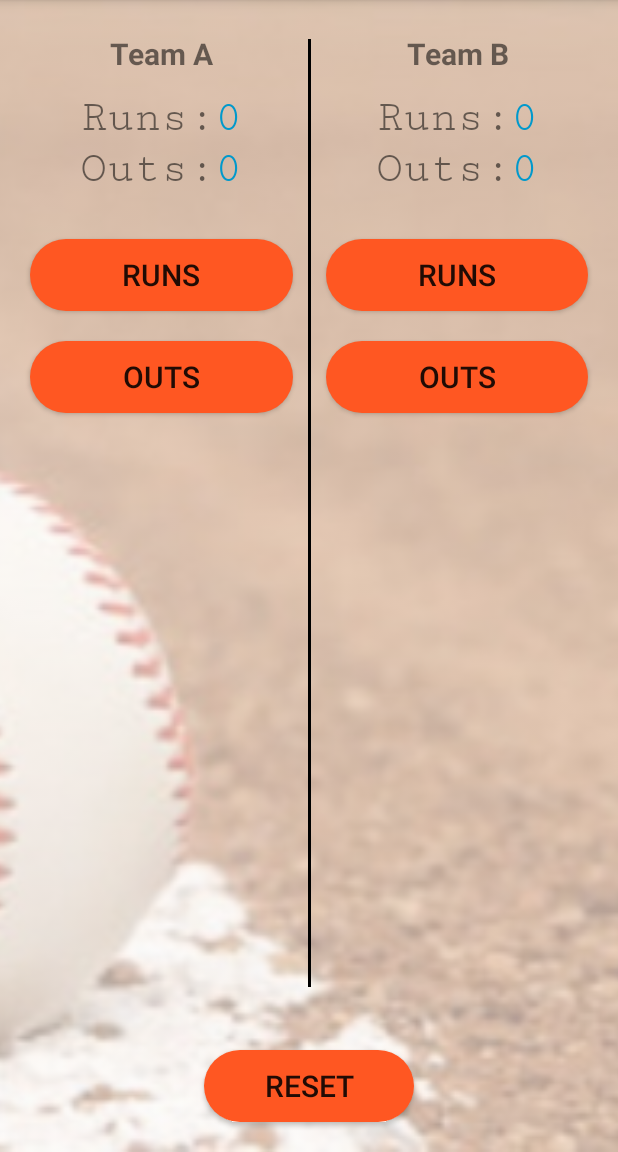
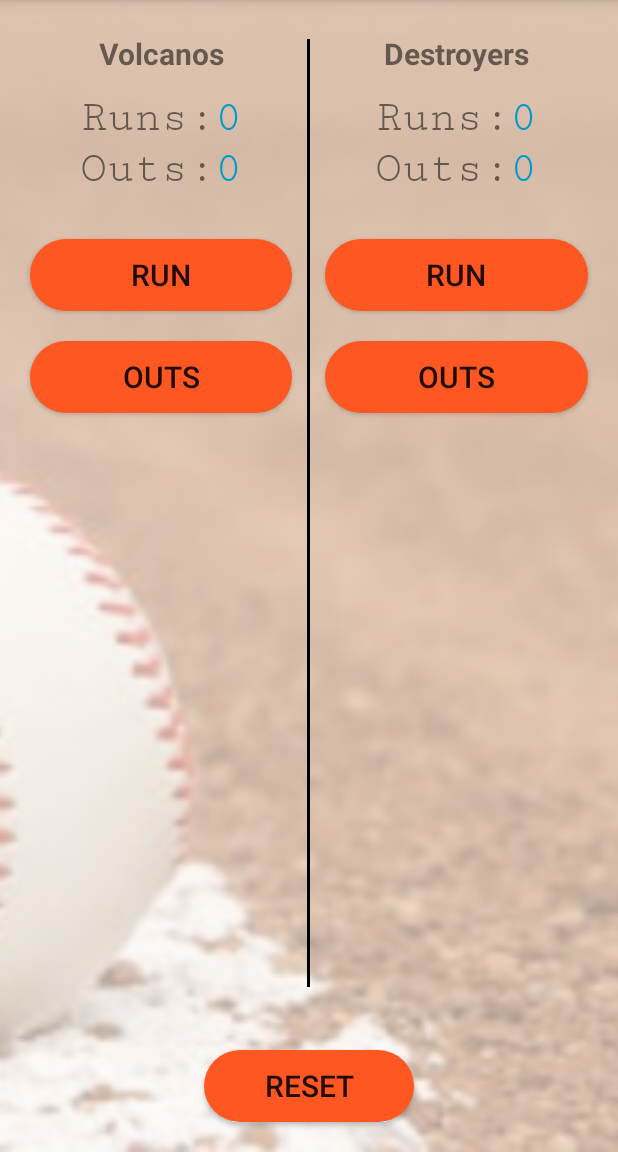
Before and after one commit to AroM-old/GWG_Project2_ScoreKeeper, an Android app: the screen it shows after launch (MainActivity), after a tap on "RESET", on a phone screen of 412 x 824 dp, the part 84-1236 px from its top. Run offline under Robolectric (Android 15) with nearby library versions, the phone set to English and light mode, and no system bars.

```diff
--- a/app/src/main/java/com/example/android/keepscore/MainActivity.java
+++ b/app/src/main/java/com/example/android/keepscore/MainActivity.java
@@ -92,11 +92,15 @@ public class MainActivity extends AppCompatActivity {
     }
 
     /*
-    * Set all scores to zero and reset game to start again*/
+    * Set all variables to zero and reset game to start again*/
     public void reset(View view) {
         runTeamA = 0;
         runTeamB = 0;
+        outsTeamA = 0;
+        outsTeamB = 0;
         displayRunTeamA(runTeamA);
         displayRunTeamB(runTeamB);
+        addOutTeamA(outsTeamA);
+        addOutTeamB(outsTeamB);
     }
 }
--- a/app/src/main/res/layout/activity_main.xml
+++ b/app/src/main/res/layout/activity_main.xml
@@ -1,16 +1,21 @@
 <?xml version="1.0" encoding="utf-8"?>
-<RelativeLayout xmlns:android="http://schemas.android.com/apk/res/android"
+<ScrollView xmlns:android="http://schemas.android.com/apk/res/android"
     xmlns:tools="http://schemas.android.com/tools"
     android:layout_width="match_parent"
     android:layout_height="match_parent"
+    android:fillViewport="true"
     tools:context="com.example.android.keepscore.MainActivity">
+
+    <!-- TODO fix scrollview issues-->
+    <RelativeLayout
+        android:layout_width="match_parent"
+        android:layout_height="match_parent">
 
         <ImageView
             android:layout_width="match_parent"
             android:layout_height="match_parent"
             android:alpha=".4"
             android:scaleType="centerCrop"
-
             android:src="@mipmap/baseball"/>
 
         <LinearLayout
@@ -21,8 +26,8 @@
 
 
             <LinearLayout
-            android:layout_width="match_parent"
-            android:layout_height="match_parent"
+                android:layout_width="0dp"
+                android:layout_height="wrap_content"
                 android:layout_weight="1"
                 android:orientation="vertical">
 
@@ -34,7 +39,7 @@
                     android:layout_marginBottom="12dp"
                     android:textSize="20sp"
                     android:textStyle="bold"
-                android:text="Team A" />
+                    android:text="@string/team_a" />
 
                 <LinearLayout
                     android:layout_width="match_parent"
@@ -47,7 +52,7 @@
                         android:layout_height="wrap_content"
                         android:textSize="30sp"
                         android:fontFamily="serif-monospace"
-                    android:text="Runs:" />
+                        android:text="@string/runs_text" />
 
                     <TextView
                         android:id="@+id/team_a_run"
@@ -56,7 +61,7 @@
                         android:textSize="30sp"
                         android:fontFamily="serif-monospace"
                         android:textColor="@android:color/holo_blue_dark"
-                    android:text="0" />
+                        android:text="@string/initial_score" />
                 </LinearLayout>
 
                 <LinearLayout
@@ -71,7 +76,7 @@
                         android:layout_height="wrap_content"
                         android:textSize="30sp"
                         android:fontFamily="serif-monospace"
-                    android:text="Outs:" />
+                        android:text="@string/outs_text" />
 
                     <TextView
                         android:id="@+id/team_a_outs"
@@ -80,7 +85,7 @@
                         android:textSize="30sp"
                         android:fontFamily="serif-monospace"
                         android:textColor="@android:color/holo_blue_dark"
-                    android:text="0" />
+                        android:text="@string/initial_score" />
                 </LinearLayout>
 
                 <Button
@@ -89,8 +94,8 @@
                     android:onClick="addOneRunTeamA"
                     android:layout_margin="10dp"
                     android:background="@drawable/rounded_corner"
-                android:textSize="20dp"
-                android:text="Runs" />
+                    android:textSize="20sp"
+                    android:text="@string/run_button" />
 
                 <Button
                     android:layout_width="match_parent"
@@ -98,8 +103,8 @@
                     android:onClick="addOutTeamA"
                     android:layout_margin="10dp"
                     android:background="@drawable/rounded_corner"
-                android:textSize="20dp"
-                android:text="Outs" />
+                    android:textSize="20sp"
+                    android:text="@string/outs_button" />
             </LinearLayout>
 
             <View
@@ -112,8 +117,8 @@
             </View>
 
             <LinearLayout
-            android:layout_width="match_parent"
-            android:layout_height="match_parent"
+                android:layout_width="0dp"
+                android:layout_height="wrap_content"
                 android:layout_weight="1"
                 android:orientation="vertical">
 
@@ -125,7 +130,7 @@
                     android:layout_marginBottom="12dp"
                     android:textSize="20sp"
                     android:textStyle="bold"
-                android:text="Team B" />
+                    android:text="@string/team_b" />
 
                 <LinearLayout
                     android:layout_width="match_parent"
@@ -138,7 +143,7 @@
                         android:layout_height="wrap_content"
                         android:textSize="30sp"
                         android:fontFamily="serif-monospace"
-                    android:text="Runs:" />
+                        android:text="@string/runs_text" />
 
                     <TextView
                         android:id="@+id/team_b_run"
@@ -147,7 +152,7 @@
                         android:textSize="30sp"
                         android:fontFamily="serif-monospace"
                         android:textColor="@android:color/holo_blue_dark"
-                    android:text="0" />
+                        android:text="@string/initial_score" />
                 </LinearLayout>
 
                 <LinearLayout
@@ -162,7 +167,7 @@
                         android:layout_height="wrap_content"
                         android:textSize="30sp"
                         android:fontFamily="serif-monospace"
-                    android:text="Outs:" />
+                        android:text="@string/outs_text" />
 
                     <TextView
                         android:id="@+id/team_b_outs"
@@ -171,7 +176,7 @@
                         android:textSize="30sp"
                         android:fontFamily="serif-monospace"
                         android:textColor="@android:color/holo_blue_dark"
-                    android:text="0" />
+                        android:text="@string/initial_score" />
                 </LinearLayout>
 
                 <Button
@@ -180,8 +185,8 @@
                     android:onClick="addOneRunTeamB"
                     android:layout_margin="10dp"
                     android:background="@drawable/rounded_corner"
-                android:textSize="20dp"
-                android:text="Runs" />
+                    android:textSize="20sp"
+                    android:text="@string/run_button" />
 
                 <Button
                     android:layout_width="match_parent"
@@ -189,8 +194,8 @@
                     android:onClick="addOutTeamB"
                     android:layout_margin="10dp"
                     android:background="@drawable/rounded_corner"
-                android:textSize="20dp"
-                android:text="Outs" />
+                    android:textSize="20sp"
+                    android:text="@string/outs_button" />
             </LinearLayout>
 
         </LinearLayout>
@@ -204,8 +209,10 @@
                 android:paddingLeft="40dp"
                 android:paddingRight="40dp"
                 android:background="@drawable/rounded_corner"
-        android:textSize="20dp"
-        android:text="Reset"
+                android:textSize="20sp"
+                android:text="@string/reset"
                 android:onClick="reset"/>
 
     </RelativeLayout>
+
+</ScrollView>
--- a/app/src/main/res/values/strings.xml
+++ b/app/src/main/res/values/strings.xml
@@ -1,3 +1,11 @@
 <resources>
     <string name="app_name">Keep Score</string>
+    <string name="team_a">Volcanos</string>
+    <string name="team_b">Destroyers</string>
+    <string name="runs_text">Runs:</string>
+    <string name="run_button"> RUN</string>
+    <string name="initial_score">0</string>
+    <string name="outs_text">Outs:</string>
+    <string name="outs_button">OUTS</string>
+    <string name="reset">RESET</string>
 </resources>
--- a/build.gradle
+++ b/build.gradle
@@ -7,7 +7,7 @@ buildscript {
         jcenter()
     }
     dependencies {
-        classpath 'com.android.tools.build:gradle:3.0.1'
+        classpath 'com.android.tools.build:gradle:3.1.2'
 
 
         // NOTE: Do not place your application dependencies here; they belong
```
Also changed, not shown: gradle/wrapper/gradle-wrapper.properties. Lines whose indentation alone changed are shown as unchanged.
